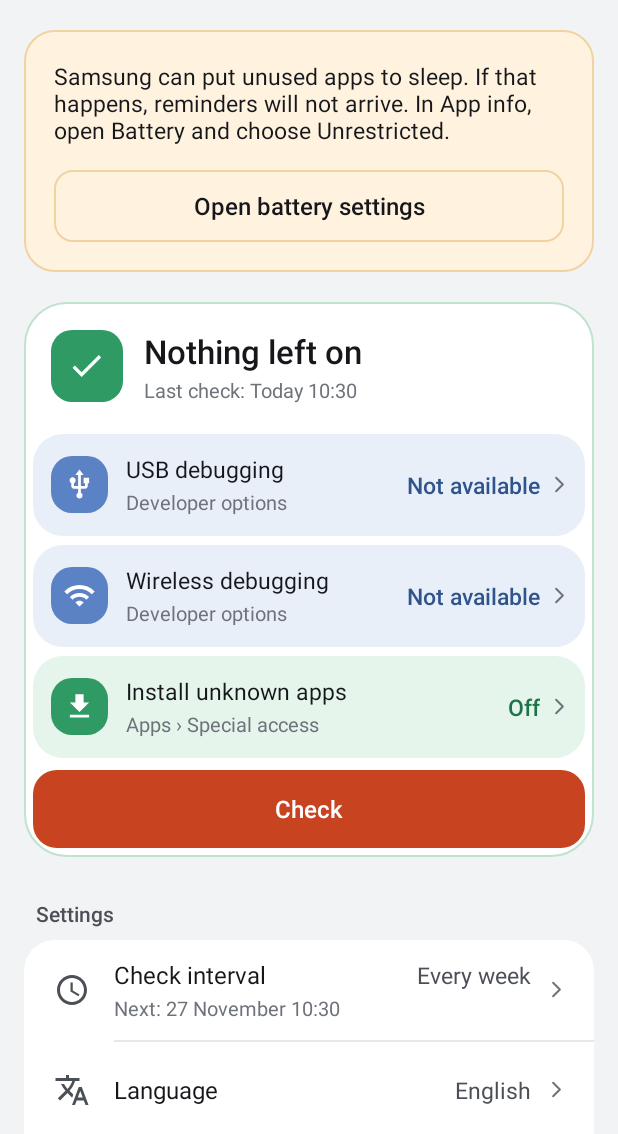
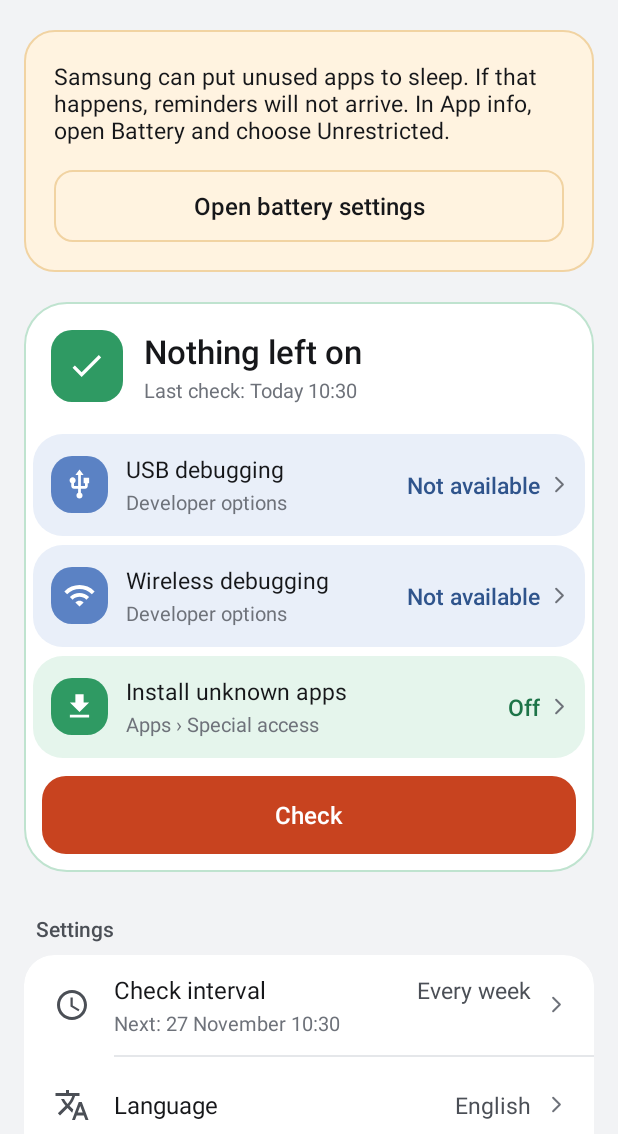
Before and after one commit to SCgrS/Watchdog, an Android app: the screen it shows after launch (MainActivity), on a phone screen of 412 x 824 dp, the part 102-1236 px from its top. Run offline under Robolectric (Android 15) with nearby library versions, the phone set to English and light mode, and no system bars.

Commit message:
Store name, Check button spacing, About lines, equal tiles
- The store name is "Watchdog: Security Reminder" and "Watchdog: Güvenlik
  Bildiricisi" (fastlane titles, README headings). Play Console gets it
  with the next update. The phone still shows "Watchdog".
- The Check button sits 12 dp from the status card's edges.
- The About text has three lines: What the app reminds of, what it
  cannot do, when it checks.
- Auto Blocker's note no longer ends with "Tap to open it".
- The tiles of USB debugging, wireless debugging and Install unknown
  apps always have the same height (TileColumn).
- Version 0.1.4.

Co-Authored-By: Claude Opus 5.5 <noreply@anthropic.com>

```diff
--- a/app/build.gradle.kts
+++ b/app/build.gradle.kts
@@ -29,8 +29,8 @@ android {
         applicationId = "com.cgrshn.watchdog"
         minSdk = 31
         targetSdk = 37
-        versionCode = 6
-        versionName = "0.1.3"
+        versionCode = 7
+        versionName = "0.1.4"
     }
 
     signingConfigs {
--- a/app/src/main/java/com/cgrshn/watchdog/MainActivity.kt
+++ b/app/src/main/java/com/cgrshn/watchdog/MainActivity.kt
@@ -187,6 +187,8 @@ class MainActivity : Activity() {
                 val single = lastSnapshot?.installers?.singleOrNull()?.packageName
                 SettingsPages.open(this, info.page, app = if (info.page == Page.UNKNOWN_APPS) single else null)
             }
+            // Every tile but Auto Blocker's has the height of the tallest (TileColumn).
+            if (info.key != ROW_AUTO_BLOCKER) row.tag = TileColumn.EQUAL
             container.addView(row)
             rows[info.key] = row
             locations[info.key] = info.location
--- /dev/null
+++ b/app/src/main/java/com/cgrshn/watchdog/TileColumn.kt
@@ -0,0 +1,33 @@
+package com.cgrshn.watchdog
+
+import android.content.Context
+import android.util.AttributeSet
+import android.widget.LinearLayout
+
+/**
+ * The column of status tiles. Every tile tagged [EQUAL] gets the height of the tallest of them, so the settings read as
+ * cards of one size even when a long name or a list of apps wraps to a second line (the owner's request, 2026-11-20).
+ * Auto Blocker's tile, which carries a note, keeps its own height. The tiles center their content vertically.
+ */
+class TileColumn(context: Context, attrs: AttributeSet?) : LinearLayout(context, attrs) {
+    override fun onMeasure(widthMeasureSpec: Int, heightMeasureSpec: Int) {
+        super.onMeasure(widthMeasureSpec, heightMeasureSpec)
+        val equal = (0 until childCount).map(::getChildAt).filter { it.visibility != GONE && it.tag == EQUAL }
+        val tallest = equal.maxOfOrNull { it.measuredHeight } ?: return
+        var added = 0
+        for (child in equal) {
+            val extra = tallest - child.measuredHeight
+            if (extra <= 0) continue
+            child.measure(
+                MeasureSpec.makeMeasureSpec(child.measuredWidth, MeasureSpec.EXACTLY),
+                MeasureSpec.makeMeasureSpec(tallest, MeasureSpec.EXACTLY),
+            )
+            added += extra
+        }
+        if (added > 0) setMeasuredDimension(measuredWidth, measuredHeight + added)
+    }
+
+    companion object {
+        const val EQUAL = "equal"
+    }
+}
--- a/app/src/main/res/layout/activity_main.xml
+++ b/app/src/main/res/layout/activity_main.xml
@@ -149,17 +149,23 @@
                 </LinearLayout>
             </LinearLayout>
 
-            <LinearLayout
+            <com.cgrshn.watchdog.TileColumn
                 android:id="@+id/status_rows"
                 android:layout_width="match_parent"
                 android:layout_height="wrap_content"
                 android:orientation="vertical" />
 
-            <!-- Manual check: The settings are read right away, the result is told in a short message. -->
+            <!--
+                Manual check: The settings are read right away, the result is told in a short message. 12 dp from the
+                card's edges (6 dp card padding and 6 dp margin), so the corners nest: 28 dp card, 16 dp button.
+            -->
             <Button
                 android:id="@+id/check_button"
                 style="@style/ButtonBrand"
-                android:layout_marginTop="8dp"
+                android:layout_marginStart="6dp"
+                android:layout_marginTop="12dp"
+                android:layout_marginEnd="6dp"
+                android:layout_marginBottom="6dp"
                 android:text="@string/check" />
         </LinearLayout>
 
@@ -275,6 +281,7 @@
 
         <LinearLayout style="@style/Card">
 
+            <!-- Three paragraphs, separated by line breaks. -->
             <TextView
                 android:layout_width="match_parent"
                 android:layout_height="wrap_content"
--- a/app/src/main/res/values/strings.xml
+++ b/app/src/main/res/values/strings.xml
@@ -19,7 +19,7 @@
     <string name="location_special_access">Apps › Special access</string>
     <string name="location_security">Security and privacy</string>
     <!-- Under Auto Blocker on Samsung phones, which do not let apps read it. -->
-    <string name="auto_blocker_note">A Samsung setting that cannot be checked. Keep it on for better security. Tap to open it.</string>
+    <string name="auto_blocker_note">A Samsung setting that cannot be checked. Keep it on for better security.</string>
     <string name="state_on">On</string>
     <string name="state_off">Off</string>
     <string name="state_unknown">Unknown</string>
@@ -57,7 +57,8 @@
 
     <!-- About -->
     <string name="about_title">About</string>
-    <string name="about_text">Watchdog is not an antivirus app. It only reminds you whether the settings opened to install apps from outside the official store are still on. It cannot turn settings on or off and does not connect to the internet. It checks automatically at the interval you choose, when you open the app and when you tap Check.</string>
+    <!-- Three paragraphs, separated by line breaks. -->
+    <string name="about_text">Watchdog is not an antivirus app. It only reminds you whether the settings opened to install apps from outside the official store are still on.\nIt cannot turn settings on or off and does not connect to the internet.\nIt checks automatically at the interval you choose, when you open the app and when you tap Check.</string>
     <string name="version_line">Version: %1$s</string>
     <!-- Followed by the developer's address as a link. -->
     <string name="developer_label">Developer:</string>
```
Also changed, not shown: 6 other files.
